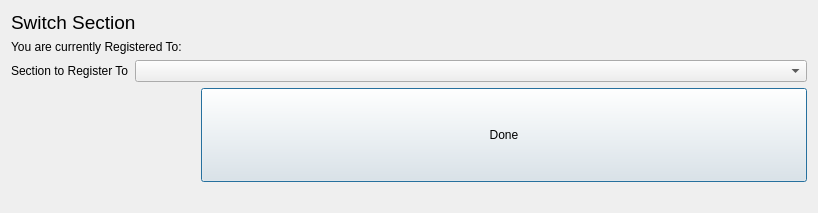
The window that Graphics/UI/switchsection.ui (inexplicable01/saga) describes before a commit, drawn with Qt 5.
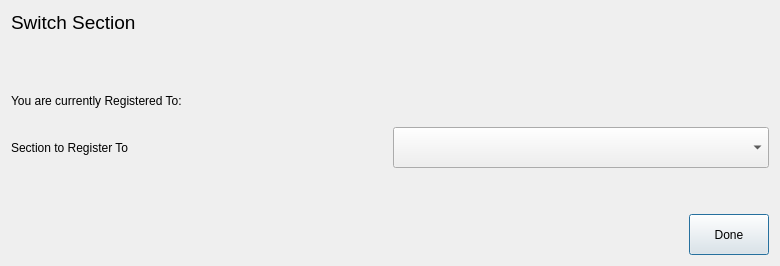
The same window after the commit.

The edit to the form file:
```diff
--- a/Graphics/UI/switchsection.ui
+++ b/Graphics/UI/switchsection.ui
@@ -6,8 +6,8 @@
    <rect>
     <x>0</x>
     <y>0</y>
-    <width>818</width>
-    <height>213</height>
+    <width>780</width>
+    <height>266</height>
    </rect>
   </property>
   <property name="sizePolicy">
@@ -19,9 +19,17 @@
   <property name="windowTitle">
    <string>File Information</string>
   </property>
-  <layout class="QGridLayout" name="gridLayout">
-   <item row="0" column="0" colspan="2">
+  <layout class="QVBoxLayout" name="verticalLayout">
+   <item>
+    <layout class="QHBoxLayout" name="horizontalLayout_2">
+     <item>
     <widget class="QLabel" name="label_8">
+       <property name="sizePolicy">
+        <sizepolicy hsizetype="Expanding" vsizetype="Preferred">
+         <horstretch>0</horstretch>
+         <verstretch>0</verstretch>
+        </sizepolicy>
+       </property>
      <property name="font">
       <font>
        <pointsize>14</pointsize>
@@ -32,35 +40,117 @@
      </property>
     </widget>
    </item>
-   <item row="1" column="0" colspan="2">
+    </layout>
+   </item>
+   <item>
+    <spacer name="verticalSpacer_2">
+     <property name="orientation">
+      <enum>Qt::Vertical</enum>
+     </property>
+     <property name="sizeHint" stdset="0">
+      <size>
+       <width>20</width>
+       <height>40</height>
+      </size>
+     </property>
+    </spacer>
+   </item>
+   <item>
+    <layout class="QHBoxLayout" name="horizontalLayout_3">
+     <item>
     <widget class="QLabel" name="label">
+       <property name="sizePolicy">
+        <sizepolicy hsizetype="Expanding" vsizetype="Expanding">
+         <horstretch>0</horstretch>
+         <verstretch>0</verstretch>
+        </sizepolicy>
+       </property>
      <property name="text">
       <string>You are currently Registered To:</string>
      </property>
     </widget>
    </item>
-   <item row="1" column="2">
+     <item>
     <widget class="QLabel" name="cursectionlbl">
+       <property name="sizePolicy">
+        <sizepolicy hsizetype="Expanding" vsizetype="Expanding">
+         <horstretch>0</horstretch>
+         <verstretch>0</verstretch>
+        </sizepolicy>
+       </property>
      <property name="text">
       <string/>
      </property>
     </widget>
    </item>
-   <item row="2" column="0">
+    </layout>
+   </item>
+   <item>
+    <layout class="QHBoxLayout" name="horizontalLayout_4">
+     <item>
     <widget class="QLabel" name="label_5">
+       <property name="sizePolicy">
+        <sizepolicy hsizetype="Expanding" vsizetype="Expanding">
+         <horstretch>0</horstretch>
+         <verstretch>0</verstretch>
+        </sizepolicy>
+       </property>
      <property name="text">
       <string>Section to Register To</string>
      </property>
     </widget>
    </item>
-   <item row="2" column="1" colspan="3">
+     <item>
     <widget class="QComboBox" name="existingsectionbox">
      <property name="enabled">
       <bool>true</bool>
      </property>
-    </widget>
-   </item>
-   <item row="3" column="3">
+       <property name="sizePolicy">
+        <sizepolicy hsizetype="Expanding" vsizetype="Expanding">
+         <horstretch>0</horstretch>
+         <verstretch>0</verstretch>
+        </sizepolicy>
+       </property>
+      </widget>
+     </item>
+    </layout>
+   </item>
+   <item>
+    <spacer name="verticalSpacer">
+     <property name="orientation">
+      <enum>Qt::Vertical</enum>
+     </property>
+     <property name="sizeHint" stdset="0">
+      <size>
+       <width>20</width>
+       <height>40</height>
+      </size>
+     </property>
+    </spacer>
+   </item>
+   <item>
+    <layout class="QHBoxLayout" name="horizontalLayout" stretch="10,0,1">
+     <item>
+      <widget class="QLabel" name="warninglbl">
+       <property name="text">
+        <string/>
+       </property>
+      </widget>
+     </item>
+     <item>
+      <spacer name="horizontalSpacer">
+       <property name="orientation">
+        <enum>Qt::Horizontal</enum>
+       </property>
+       <property name="sizeHint" stdset="0">
+        <size>
+         <width>40</width>
+         <height>20</height>
+        </size>
+       </property>
+      </spacer>
+     </item>
+     <item>
     <widget class="QPushButton" name="donebttn">
      <property name="sizePolicy">
       <sizepolicy hsizetype="Expanding" vsizetype="Expanding">
@@ -73,12 +163,7 @@
      </property>
     </widget>
    </item>
-   <item row="4" column="0" colspan="3">
-    <widget class="QLabel" name="warninglbl">
-     <property name="text">
-      <string/>
-     </property>
-    </widget>
+    </layout>
    </item>
   </layout>
  </widget>
```
Lines whose indentation alone changed are shown as unchanged.
